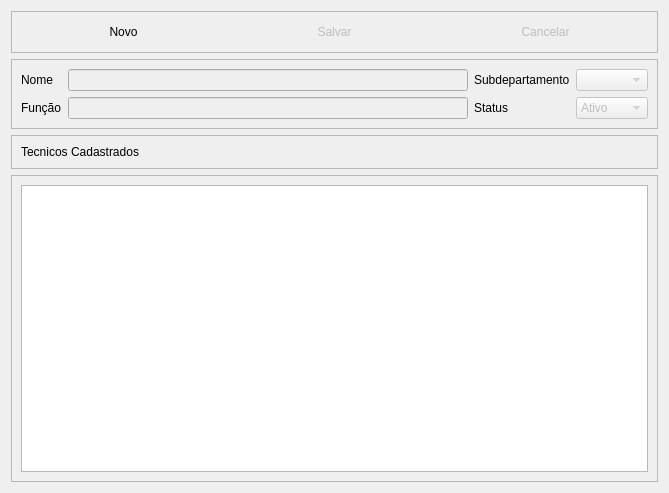
This is telas/cadastrotecnico.ui in alissonbf/projeto-coopervap as Qt 5 draws it before an edit. The edited form follows.
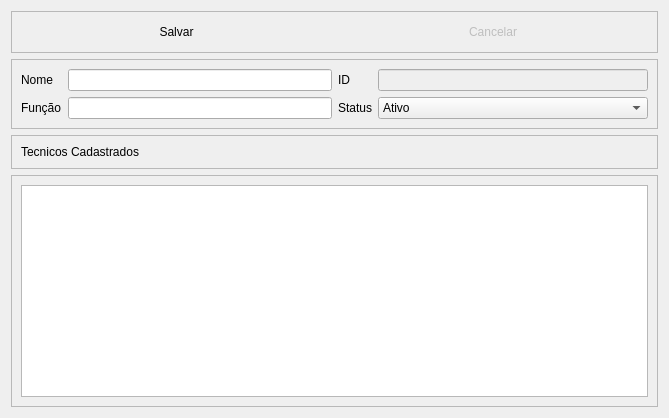
This is the edited form. Icons and pictures are not drawn.

Commit message: criação de telas, e implementação do cadastro de departamento

Diff of the .ui file:
```diff
--- a/telas/cadastrotecnico.ui
+++ b/telas/cadastrotecnico.ui
@@ -7,7 +7,7 @@
     <x>0</x>
     <y>0</y>
     <width>669</width>
-    <height>493</height>
+    <height>418</height>
    </rect>
   </property>
   <property name="windowTitle">
@@ -27,24 +27,10 @@
       <enum>QFrame::Raised</enum>
      </property>
      <layout class="QHBoxLayout" name="horizontalLayout_4">
-      <item>
-       <widget class="QPushButton" name="btNovo">
-        <property name="text">
-         <string>Novo</string>
-        </property>
-        <property name="icon">
-         <iconset resource="img.qrc">
-          <normaloff>:/newPrefix/images/add.png</normaloff>:/newPrefix/images/add.png</iconset>
-        </property>
-        <property name="flat">
-         <bool>true</bool>
-        </property>
-       </widget>
-      </item>
       <item>
        <widget class="QPushButton" name="btSalvar">
         <property name="enabled">
-         <bool>false</bool>
+         <bool>true</bool>
         </property>
         <property name="text">
          <string>Salvar</string>
@@ -89,6 +75,9 @@
      <layout class="QHBoxLayout" name="horizontalLayout">
       <item>
        <layout class="QFormLayout" name="formLayout_2">
+        <property name="fieldGrowthPolicy">
+         <enum>QFormLayout::AllNonFixedFieldsGrow</enum>
+        </property>
         <item row="0" column="0">
          <widget class="QLabel" name="label">
           <property name="text">
@@ -96,6 +85,13 @@
           </property>
          </widget>
         </item>
+        <item row="0" column="1">
+         <widget class="QLineEdit" name="EditNome">
+          <property name="enabled">
+           <bool>true</bool>
+          </property>
+         </widget>
+        </item>
         <item row="1" column="0">
          <widget class="QLabel" name="label_2">
           <property name="text">
@@ -103,17 +99,10 @@
           </property>
          </widget>
         </item>
-        <item row="0" column="1">
-         <widget class="QLineEdit" name="EditNome">
-          <property name="enabled">
-           <bool>false</bool>
-          </property>
-         </widget>
-        </item>
         <item row="1" column="1">
          <widget class="QLineEdit" name="EditFuncao">
           <property name="enabled">
-           <bool>false</bool>
+           <bool>true</bool>
           </property>
          </widget>
         </item>
@@ -121,31 +110,13 @@
       </item>
       <item>
        <layout class="QFormLayout" name="formLayout_3">
-        <item row="0" column="0">
-         <widget class="QLabel" name="label_3">
-          <property name="text">
-           <string>Subdepartamento</string>
-          </property>
-         </widget>
-        </item>
-        <item row="1" column="0">
-         <widget class="QLabel" name="label_4">
-          <property name="text">
-           <string>Status</string>
-          </property>
-         </widget>
-        </item>
-        <item row="0" column="1">
-         <widget class="QComboBox" name="comboSubDepto">
-          <property name="enabled">
-           <bool>false</bool>
-          </property>
-         </widget>
-        </item>
-        <item row="1" column="1">
+        <property name="fieldGrowthPolicy">
+         <enum>QFormLayout::AllNonFixedFieldsGrow</enum>
+        </property>
+        <item row="2" column="1">
          <widget class="QComboBox" name="comboStatus">
           <property name="enabled">
-           <bool>false</bool>
+           <bool>true</bool>
           </property>
           <item>
            <property name="text">
@@ -159,6 +130,27 @@
           </item>
          </widget>
         </item>
+        <item row="2" column="0">
+         <widget class="QLabel" name="label_4">
+          <property name="text">
+           <string>Status</string>
+          </property>
+         </widget>
+        </item>
+        <item row="1" column="0">
+         <widget class="QLabel" name="label_3">
+          <property name="text">
+           <string>ID</string>
+          </property>
+         </widget>
+        </item>
+        <item row="1" column="1">
+         <widget class="QLineEdit" name="lineEdit">
+          <property name="enabled">
+           <bool>false</bool>
+          </property>
+         </widget>
+        </item>
        </layout>
       </item>
      </layout>
```
The commit also changes 6 other files.
